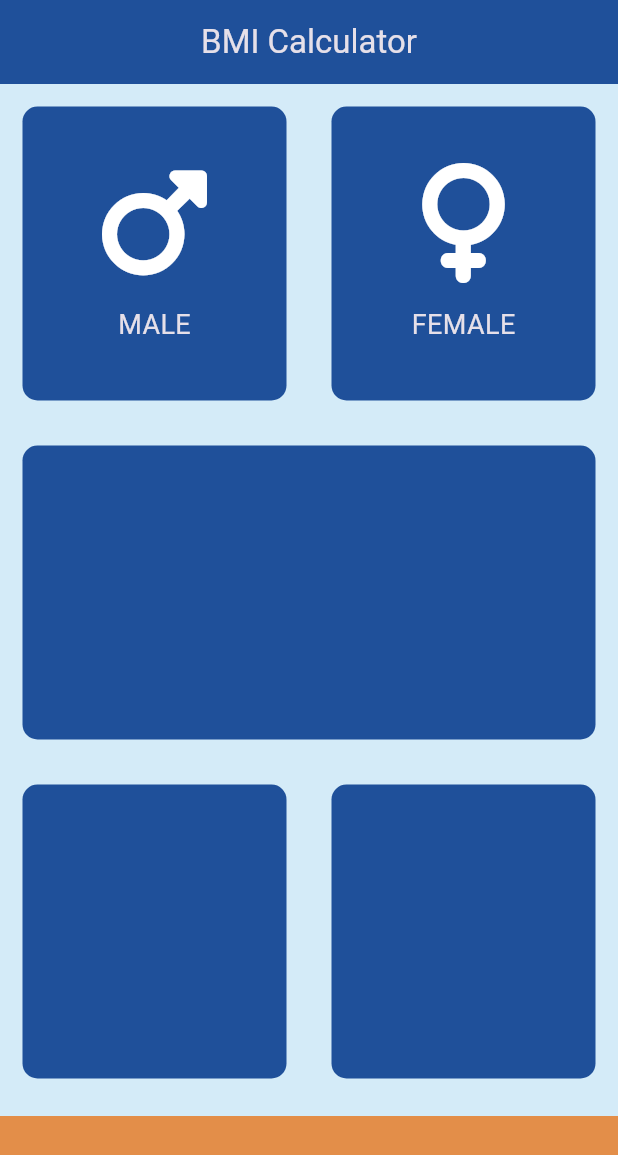
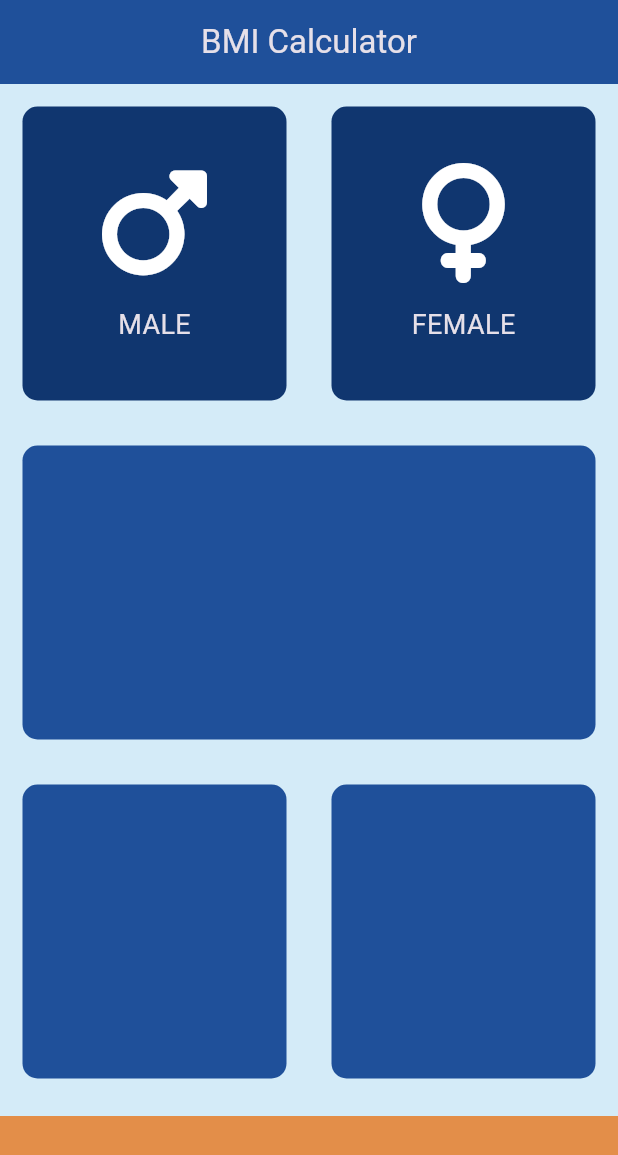
Before and after one commit to AfzalVirk/bmi-calculatorapp-flutter, a Flutter app: the screen it shows after launch, on a phone screen of 412 x 824 dp. Shown: the top 1155 px of the screen. Run offline on Flutter 3.47's test engine with Material 3 defaults, Android fonts, the phone set to English and light mode, and no system bars; our stand-ins replace font_awesome_flutter.

Commit message:
Change Colors

```diff
--- a/lib/input_page.dart
+++ b/lib/input_page.dart
@@ -5,7 +5,8 @@ import 'reuseable_card.dart';
 
 const BottomContainerHeight = 80.0;
 const BottomContainerColor = Color(0xFFE38E49);
-const ContainerColor = Color(0xFF1F509A);
+const activecolor = Color(0xFF1F509A);
+const inactivecolor = Color(0xFF10366F);
 
 class InputPage extends StatefulWidget {
   @override
@@ -13,6 +14,27 @@ class InputPage extends StatefulWidget {
 }
 
 class _InputPageState extends State<InputPage> {
+  Color maleCardColor = inactivecolor;
+  Color femaleCardColor = inactivecolor;
+
+  //1 = male, 2 = female
+  void UpdateColor(int gendernum) {
+    //male card was pressed
+    if (gendernum == 1) {
+      if (maleCardColor == inactivecolor) {
+        maleCardColor = activecolor;
+        femaleCardColor = inactivecolor;
+      } else {}
+    }
+    //female card was pressed
+    if (gendernum == 2) {
+      if (femaleCardColor == inactivecolor) {
+        femaleCardColor = activecolor;
+        maleCardColor = inactivecolor;
+      } else {}
+    }
+  }
+
   @override
   Widget build(BuildContext context) {
     return Scaffold(
@@ -25,34 +47,48 @@ class _InputPageState extends State<InputPage> {
           Expanded(
             child: Row(children: <Widget>[
               Expanded(
+                child: GestureDetector(
+                  onTap: () {
+                    setState(() {
+                      UpdateColor(1);
+                    });
+                  },
                   child: ReuseableCard(
-                  colour: ContainerColor,
+                    colour: maleCardColor,
                     cardChild: IconContent(
                       gender: FontAwesomeIcons.mars,
                       gendertext: 'MALE',
                     ),
                   ),
                 ),
+              ),
               Expanded(
+                child: GestureDetector(
+                  onTap: () {
+                    setState(() {
+                      UpdateColor(2);
+                    });
+                  },
                   child: ReuseableCard(
-                  colour: ContainerColor,
+                    colour: femaleCardColor,
                     cardChild: IconContent(
                       gender: FontAwesomeIcons.venus,
                       gendertext: 'FEMALE',
+                    ),
                   ),
                 ),
               )
             ]),
           ),
           Expanded(
-            child: ReuseableCard(colour: ContainerColor),
+            child: ReuseableCard(colour: activecolor),
           ),
           Expanded(
               child: Row(
             children: <Widget>[
-              Expanded(child: ReuseableCard(colour: ContainerColor)),
+              Expanded(child: ReuseableCard(colour: activecolor)),
               Expanded(
-                child: ReuseableCard(colour: ContainerColor),
+                child: ReuseableCard(colour: activecolor),
               ),
             ],
           )),
```
Lines whose indentation alone changed are shown as unchanged.
